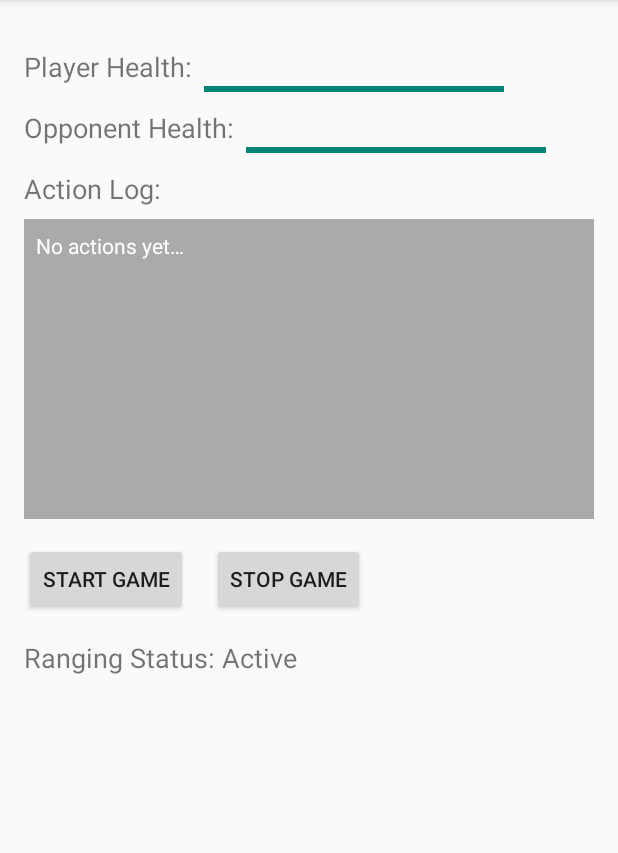
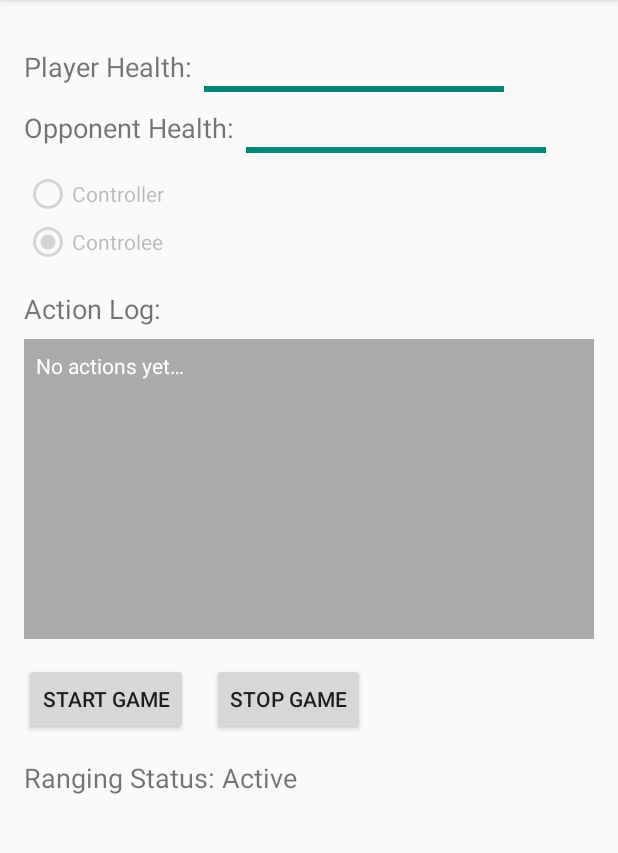
Before and after one commit to hyunjaemoon/uwb_sword_fighting_app, an Android app built with Jetpack Compose: the screen it shows after launch (MainActivity), after a tap on "START GAME", on a phone screen of 412 x 824 dp, the part 84-937 px from its top. Run offline under Robolectric (Android 15) with nearby library versions, the phone set to English and light mode, and no system bars.

Commit message:
Add UwbRole into UwbManagerHelper

```diff
--- a/app/src/main/java/com/example/uwb_sword_fighting_app/MainActivity.kt
+++ b/app/src/main/java/com/example/uwb_sword_fighting_app/MainActivity.kt
@@ -3,14 +3,17 @@
 package com.example.uwb_sword_fighting_app
 
 import android.Manifest
+import android.annotation.SuppressLint
 import android.content.pm.PackageManager
 import android.os.Bundle
 import android.util.Log
 import android.widget.Button
+import android.widget.RadioGroup
 import android.widget.TextView
 import android.widget.Toast
 import androidx.appcompat.app.AppCompatActivity
 import androidx.core.app.ActivityCompat
+import androidx.core.view.forEach
 
 class MainActivity : AppCompatActivity() {
 
@@ -19,17 +22,21 @@ class MainActivity : AppCompatActivity() {
     private lateinit var networkingHelper: NetworkingHelper
     private lateinit var gameState: GameState
     private lateinit var rangingStatusLabel: TextView
+    private lateinit var roleRadioGroup: RadioGroup
 
     companion object {
         const val PERMISSION_REQUEST_CODE = 100
     }
 
+    @SuppressLint("SetTextI18n")
     fun updateRangingStatus(isRangingRunning: Boolean) {
         runOnUiThread { // Update UI on the main thread
-            rangingStatusLabel.text = if (isRangingRunning) {
-                "Ranging Status: Active"
+            if (isRangingRunning) {
+                rangingStatusLabel.text = "Ranging Status: Active"
+                roleRadioGroup.forEach { radioButton -> radioButton.isEnabled = false }
             } else {
-                "Ranging Status: Idle"
+                rangingStatusLabel.text = "Ranging Status: Idle"
+                roleRadioGroup.forEach { radioButton -> radioButton.isEnabled = true }
             }
         }
     }
@@ -71,6 +78,7 @@ class MainActivity : AppCompatActivity() {
         val startGameButton: Button = findViewById(R.id.startGameButton)
         val stopGameButton: Button = findViewById(R.id.stopGameButton)
         rangingStatusLabel = findViewById(R.id.rangingStatusLabel)
+        roleRadioGroup = findViewById(R.id.roleRadioGroup)
 
         startGameButton.setOnClickListener{
             uwbManagerHelper.startRangingSession()
@@ -79,10 +87,22 @@ class MainActivity : AppCompatActivity() {
             networkingHelper.startDiscovery()
         }
 
-        stopGameButton.setOnClickListener{
+        stopGameButton.setOnClickListener {
             uwbManagerHelper.stopRangingSession()
             sensorManagerHelper.unregisterSensors()
             networkingHelper.stopAllConnections()
+        }
+
+        roleRadioGroup.setOnCheckedChangeListener{
+            _, checkedId ->
+            when (checkedId) {
+                R.id.controllerRadioButton -> {
+                    uwbManagerHelper.setUwbRole(UwbRole.CONTROLLER)
+                }
+                R.id.controleeRadioButton -> {
+                    uwbManagerHelper.setUwbRole(UwbRole.CONTROLLER)
+                }
+            }
         }
     }
 
--- a/app/src/main/java/com/example/uwb_sword_fighting_app/UwbManagerHelper.kt
+++ b/app/src/main/java/com/example/uwb_sword_fighting_app/UwbManagerHelper.kt
@@ -6,10 +6,21 @@ import android.util.Log
 import kotlinx.coroutines.*
 import androidx.core.uwb.*
 
+enum class UwbRole {
+    CONTROLLER,
+    CONTROLEE
+}
+
 class UwbManagerHelper(
     context: Context,
-    private val uwbCallback: (distance: Float, azimuth: Float) -> Unit
+    private val gameStateCallback: (distance: Float, azimuth: Float) -> Unit
 ) {
+
+    private var uwbRole: UwbRole = UwbRole.CONTROLEE
+
+    fun setUwbRole(role: UwbRole) {
+        uwbRole = role
+    }
 
     private var isRangingRunning = false
     private var mUwbManager: UwbManager? = null
@@ -32,7 +43,7 @@ class UwbManagerHelper(
 
     fun startRangingSession() {
         // Mock implementation for starting a UWB ranging session
-        Log.d("UwbManagerHelper", "Starting UWB ranging session.")
+        Log.d("UwbManagerHelper", "Starting UWB ranging session as $uwbRole.")
         isRangingRunning = true
         (mContext as? MainActivity)?.updateRangingStatus(isRangingRunning)
         if (isUwbSupported()) {
@@ -54,7 +65,14 @@ class UwbManagerHelper(
     }
 
     private fun startRanging() {
-
+        when (uwbRole) {
+            UwbRole.CONTROLLER -> {
+                // Configure as controller
+            }
+            UwbRole.CONTROLEE -> {
+                // Configure as controlee
+            }
+        }
     }
 
     private fun simulateUwbData() {
@@ -65,7 +83,7 @@ class UwbManagerHelper(
                     Thread.sleep(1000) // Update every second
                     val simulatedDistance = (1..5).random().toFloat() // Random distance between 1-5 meters
                     val simulatedAzimuth = (0..360).random().toFloat() // Random azimuth between 0-360 degrees
-                    uwbCallback(simulatedDistance, simulatedAzimuth)
+                    gameStateCallback(simulatedDistance, simulatedAzimuth)
                     Log.d("UwbManagerHelper", "Simulated UWB data: Distance=$simulatedDistance, Azimuth=$simulatedAzimuth")
                 } catch (e: InterruptedException) {
                     e.printStackTrace()
--- a/app/src/main/res/layout/activity_main.xml
+++ b/app/src/main/res/layout/activity_main.xml
@@ -53,6 +53,29 @@
         android:max="100"
         android:progress="100" />
 
+    <RadioGroup
+        android:id="@+id/roleRadioGroup"
+        android:layout_width="wrap_content"
+        android:layout_height="wrap_content"
+        android:layout_below="@id/opponentHealthLabel"
+        android:layout_marginTop="16dp">
+
+        <RadioButton
+            android:id="@+id/controllerRadioButton"
+            android:layout_width="wrap_content"
+            android:layout_height="wrap_content"
+            android:text="Controller"
+            tools:ignore="HardcodedText" />
+
+        <RadioButton
+            android:id="@+id/controleeRadioButton"
+            android:layout_width="wrap_content"
+            android:layout_height="wrap_content"
+            android:text="Controlee"
+            android:checked="true"
+            tools:ignore="HardcodedText" />
+    </RadioGroup>
+
     <!-- Action Log -->
     <TextView
         android:id="@+id/actionLogLabel"
@@ -60,7 +83,7 @@
         android:layout_height="wrap_content"
         android:text="@string/action_log"
         android:textSize="18sp"
-        android:layout_below="@id/opponentHealthLabel"
+        android:layout_below="@id/roleRadioGroup"
         android:layout_marginTop="16dp" />
 
     <ScrollView
```
